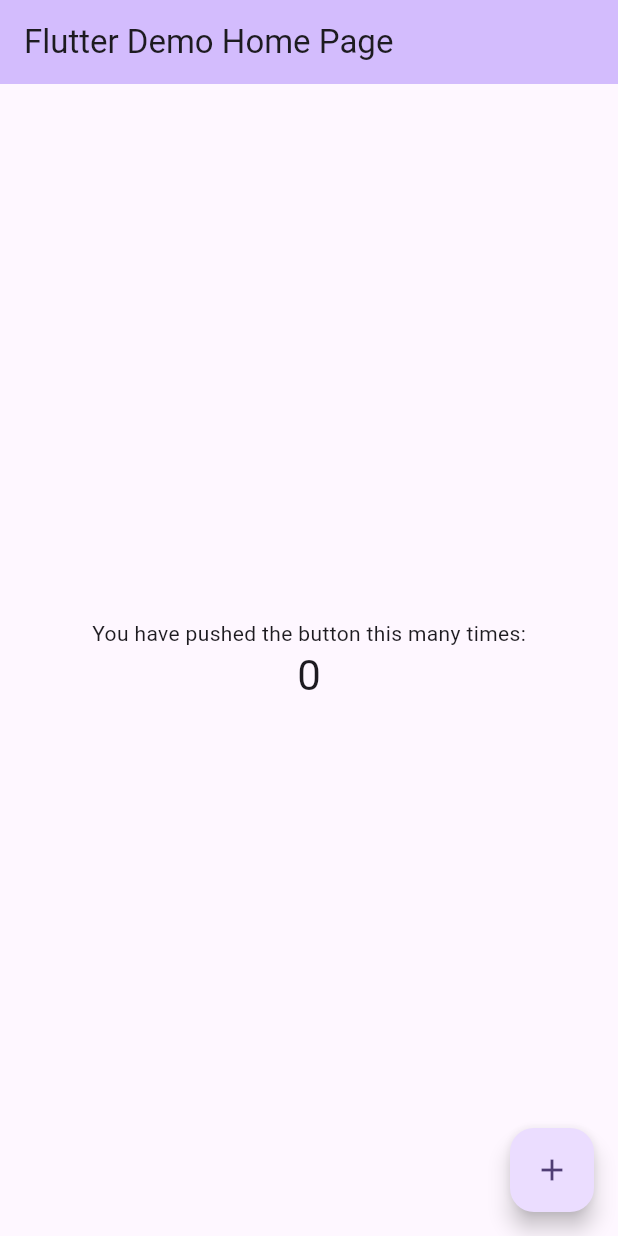
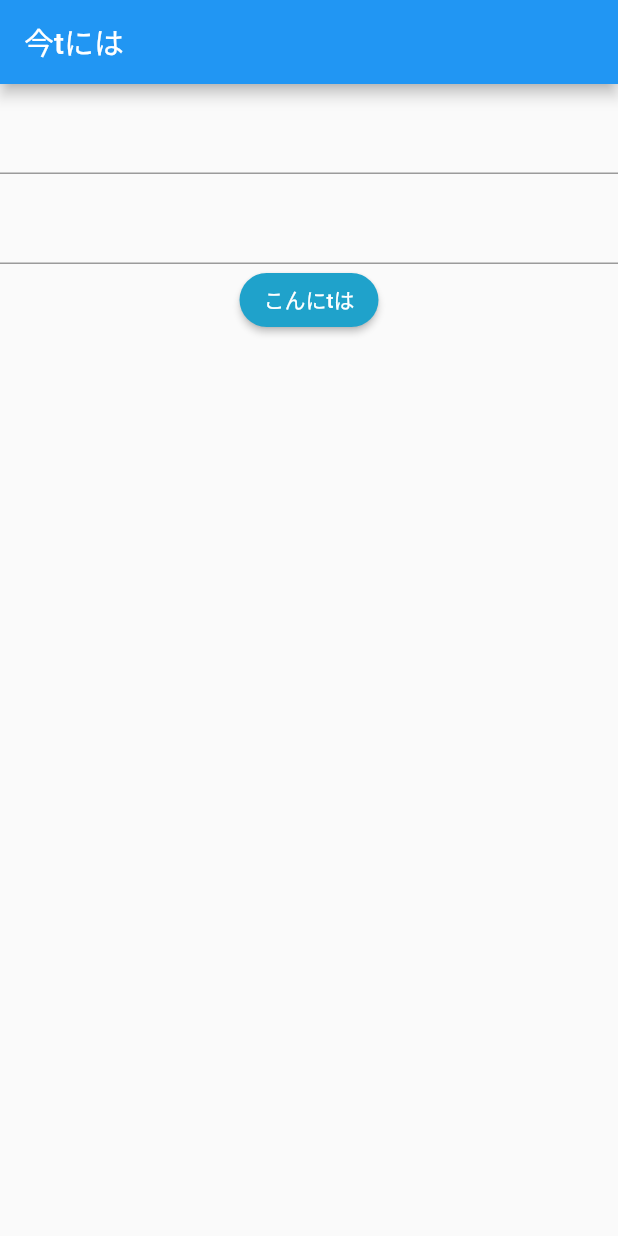
Before and after one commit to yuuya-1205/kurumo_app_practice, a Flutter app: the screen it shows after launch, on a phone screen of 412 x 824 dp. Run offline on Flutter 3.47's test engine with Material 2 defaults, Android fonts, the phone set to English and light mode, and no system bars.

Commit message:
ディレクトリーの追加

```diff
--- a/lib/main.dart
+++ b/lib/main.dart
@@ -1,4 +1,6 @@
 import 'package:flutter/material.dart';
+import 'package:kurumo_app_practice/presentation/page/auth/login_page.dart';
+import 'package:kurumo_app_practice/presentation/util/color.dart';
 
 void main() {
   runApp(const MyApp());
@@ -7,119 +9,15 @@ void main() {
 class MyApp extends StatelessWidget {
   const MyApp({super.key});
 
-  // This widget is the root of your application.
   @override
   Widget build(BuildContext context) {
     return MaterialApp(
       title: 'Flutter Demo',
       theme: ThemeData(
-        // This is the theme of your application.
-        //
-        // TRY THIS: Try running your application with "flutter run". You'll see
-        // the application has a blue toolbar. Then, without quitting the app,
-        // try changing the seedColor in the colorScheme below to Colors.green
-        // and then invoke "hot reload" (save your changes or press the "hot
-        // reload" button in a Flutter-supported IDE, or press "r" if you used
-        // the command line to start the app).
-        //
-        // Notice that the counter didn't reset back to zero; the application
-        // state is not lost during the reload. To reset the state, use hot
-        // restart instead.
-        //
-        // This works for code too, not just values: Most code changes can be
-        // tested with just a hot reload.
-        colorScheme: ColorScheme.fromSeed(seedColor: Colors.deepPurple),
-        useMaterial3: true,
+        primaryColor: ClolorManager.primary,
+        useMaterial3: false,
       ),
-      home: const MyHomePage(title: 'Flutter Demo Home Page'),
+      home: const LoginPage(),
     );
   }
 }
-
-class MyHomePage extends StatefulWidget {
-  const MyHomePage({super.key, required this.title});
-
-  // This widget is the home page of your application. It is stateful, meaning
-  // that it has a State object (defined below) that contains fields that affect
-  // how it looks.
-
-  // This class is the configuration for the state. It holds the values (in this
-  // case the title) provided by the parent (in this case the App widget) and
-  // used by the build method of the State. Fields in a Widget subclass are
-  // always marked "final".
-
-  final String title;
-
-  @override
-  State<MyHomePage> createState() => _MyHomePageState();
-}
-
-class _MyHomePageState extends State<MyHomePage> {
-  int _counter = 0;
-
-  void _incrementCounter() {
-    setState(() {
-      // This call to setState tells the Flutter framework that something has
-      // changed in this State, which causes it to rerun the build method below
-      // so that the display can reflect the updated values. If we changed
-      // _counter without calling setState(), then the build method would not be
-      // called again, and so nothing would appear to happen.
-      _counter++;
-    });
-  }
-
-  @override
-  Widget build(BuildContext context) {
-    // This method is rerun every time setState is called, for instance as done
-    // by the _incrementCounter method above.
-    //
-    // The Flutter framework has been optimized to make rerunning build methods
-    // fast, so that you can just rebuild anything that needs updating rather
-    // than having to individually change instances of widgets.
-    return Scaffold(
-      appBar: AppBar(
-        // TRY THIS: Try changing the color here to a specific color (to
-        // Colors.amber, perhaps?) and trigger a hot reload to see the AppBar
-        // change color while the other colors stay the same.
-        backgroundColor: Theme.of(context).colorScheme.inversePrimary,
-        // Here we take the value from the MyHomePage object that was created by
-        // the App.build method, and use it to set our appbar title.
-        title: Text(widget.title),
-      ),
-      body: Center(
-        // Center is a layout widget. It takes a single child and positions it
-        // in the middle of the parent.
-        child: Column(
-          // Column is also a layout widget. It takes a list of children and
-          // arranges them vertically. By default, it sizes itself to fit its
-          // children horizontally, and tries to be as tall as its parent.
-          //
-          // Column has various properties to control how it sizes itself and
-          // how it positions its children. Here we use mainAxisAlignment to
-          // center the children vertically; the main axis here is the vertical
-          // axis because Columns are vertical (the cross axis would be
-          // horizontal).
-          //
-          // TRY THIS: Invoke "debug painting" (choose the "Toggle Debug Paint"
-          // action in the IDE, or press "p" in the console), to see the
-          // wireframe for each widget.
-          mainAxisAlignment: MainAxisAlignment.center,
-          children: <Widget>[
-            const Text(
-              'You have pushed the button this many times:',
-            ),
-            Text(
-              '$_counter',
-              style: Theme.of(context).textTheme.headlineMedium,
-            ),
-          ],
-        ),
-      ),
-      floatingActionButton: FloatingActionButton(
-        onPressed: _incrementCounter,
-        tooltip: 'Increment',
-        child: const Icon(Icons.add),
-      ), // This trailing comma makes auto-formatting nicer for build methods.
-    );
-  }
-}
--- /dev/null
+++ b/lib/presentation/component/button.dart
@@ -0,0 +1,33 @@
+import 'package:flutter/material.dart';
+
+class Button extends StatelessWidget {
+  const Button({
+    super.key,
+    this.onPressed,
+    required this.text,
+    this.primary,
+    this.onPrimary,
+    this.style,
+    this.backgroundColor,
+  });
+  final VoidCallback? onPressed;
+  final String text;
+  final Color? primary;
+  final Color? onPrimary;
+  final TextStyle? style;
+  final Color? backgroundColor;
+
+  @override
+  Widget build(BuildContext context) {
+    return ElevatedButton(
+      style: ElevatedButton.styleFrom(
+        backgroundColor: backgroundColor,
+        shape: const RoundedRectangleBorder(
+          borderRadius: BorderRadius.all(Radius.circular(100)),
+        ),
+      ),
+      onPressed: onPressed,
+      child: Text(text),
+    );
+  }
+}
--- /dev/null
+++ b/lib/presentation/page/auth/login_page.dart
@@ -0,0 +1,37 @@
+import 'package:flutter/material.dart';
+import 'package:kurumo_app_practice/presentation/util/color.dart';
+
+import '../../component/button.dart';
+
+class LoginPage extends StatefulWidget {
+  const LoginPage({super.key});
+
+  @override
+  State<LoginPage> createState() => _LoginPageState();
+}
+
+class _LoginPageState extends State<LoginPage> {
+  @override
+  Widget build(BuildContext context) {
+    return Scaffold(
+      appBar: AppBar(
+        title: Text("今tには"),
+      ),
+      body: Column(children: [
+        const SizedBox(
+          height: 12,
+        ),
+        TextFormField(),
+        const SizedBox(
+          height: 12,
+        ),
+        TextFormField(),
+        Button(
+          onPressed: () {},
+          backgroundColor: ClolorManager.primary,
+          text: 'こんにtは',
+        )
+      ]),
+    );
+  }
+}
--- /dev/null
+++ b/lib/presentation/util/color.dart
@@ -0,0 +1,9 @@
+import 'dart:ui';
+
+import 'package:flutter/material.dart';
+
+class ClolorManager {
+  static final colorManager = ThemeData(primaryColor: primary);
+  static const primary = Color.fromRGBO(31, 162, 203, 1);
+  static const disPrimary = Color.fromRGBO(254, 197, 111, 1);
+}
```
Also changed, not shown: lib/core/exception/exception.dart (added), lib/core/extension/extension.dart (added), lib/core/provider/provider.dart (added), lib/presentation/component/component.dart (added), lib/presentation/notifier/notifier.dart (added), lib/presentation/page/page.dart (added), lib/presentation/state/state.dart (added).
